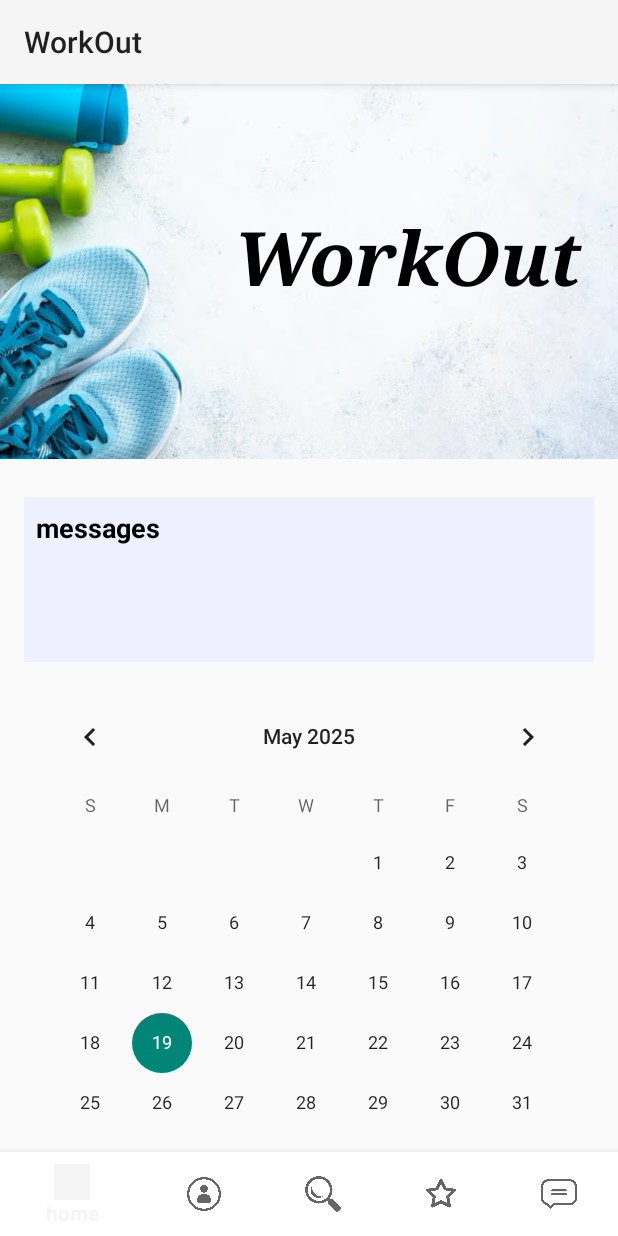
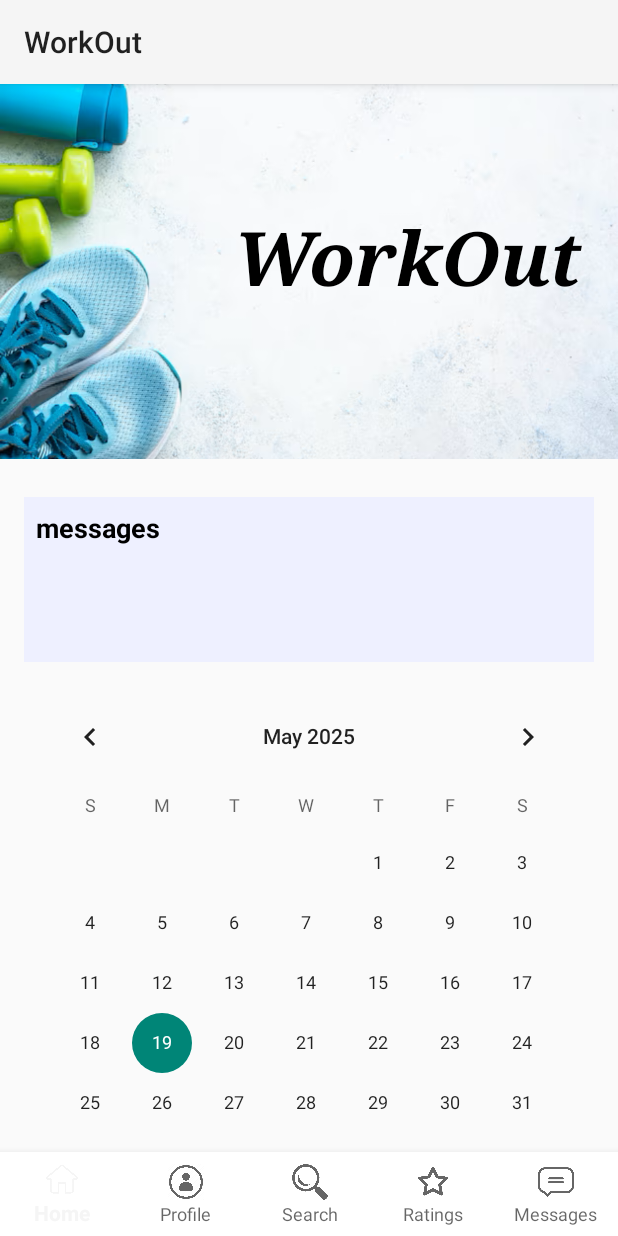
Before and after one commit to shakedm100/WorkOut, an Android app: the screen it shows after launch (MainActivity), on a phone screen of 412 x 824 dp. Run offline under Robolectric (Android 15) with nearby library versions, the light colour scheme and no system bars.

Commit message:
Fixed home_page.xml navigation bar

```diff
--- a/WorkOut/app/src/main/res/layout/home_page.xml
+++ b/WorkOut/app/src/main/res/layout/home_page.xml
@@ -83,6 +83,7 @@
         app:layout_constraintBottom_toBottomOf="parent"
         app:layout_constraintEnd_toEndOf="parent"
         app:layout_constraintStart_toStartOf="parent"
-        app:menu="@menu/bottom_nav_menu" />
+        app:menu="@menu/bottom_nav_menu"
+        app:labelVisibilityMode="labeled"/>
 
 </androidx.constraintlayout.widget.ConstraintLayout>
--- a/WorkOut/app/src/main/res/menu/bottom_nav_menu.xml
+++ b/WorkOut/app/src/main/res/menu/bottom_nav_menu.xml
@@ -4,26 +4,26 @@
     <item
         android:id="@+id/nav_home"
         android:icon="@drawable/home_icon"
-        android:title="home" />
+        android:title="@string/home" />
 
     <item
         android:id="@+id/nav_profile"
         android:icon="@drawable/profile"
-        android:title="profile" />
+        android:title="@string/profile" />
 
     <item
         android:id="@+id/nav_search"
         android:icon="@drawable/search_icon"
-        android:title="search" />
+        android:title="@string/search_button" />
 
     <item
         android:id="@+id/nav_ratings"
         android:icon="@drawable/ratings"
-        android:title="ratings" />
+        android:title="@string/ratings" />
 
     <item
         android:id="@+id/nav_messages"
         android:icon="@drawable/message"
-        android:title="messages" />
+        android:title="@string/messages" />
 
 </menu>
--- a/WorkOut/app/src/main/res/values/strings.xml
+++ b/WorkOut/app/src/main/res/values/strings.xml
@@ -8,6 +8,8 @@
     <string name="welcome">Hello!</string>
     <string name="workout">WorkOut</string>
     <string name="usernameTextDescription">Enter your new username</string>
-    <string name="search_button">Search By Category</string>
+    <string name="search_button">Search</string>
     <string name="back_image" />
+    <string name="home">Home</string>
+    <string name="ratings">Ratings</string>
 </resources>
```
Also changed, not shown: WorkOut/app/src/main/res/drawable/home_icon.png.
